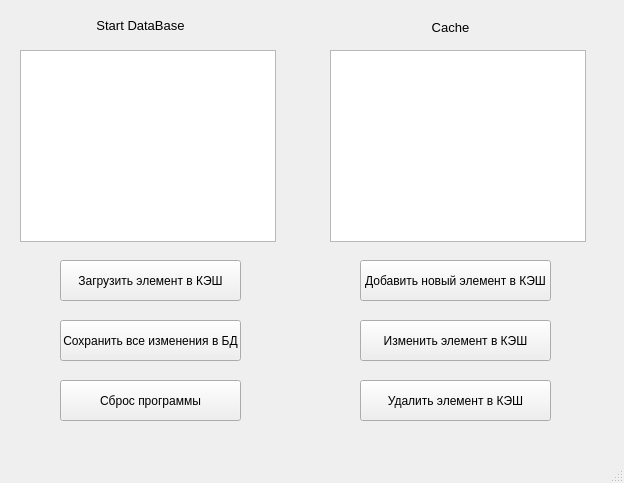
Before: the Qt Designer form Documents/DataBase/mainwindow.ui in KAIFOLOV/DataBaseTree, drawn with Qt 5.
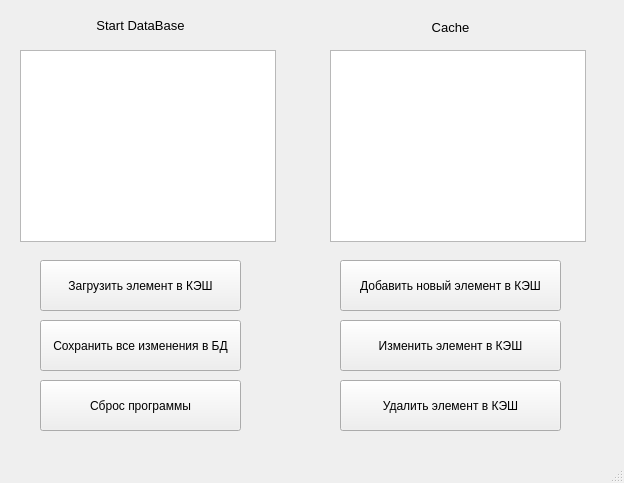
After: the same form once the commit is applied.

Diff of the .ui file:
```diff
--- a/Documents/DataBase/mainwindow.ui
+++ b/Documents/DataBase/mainwindow.ui
@@ -27,10 +27,10 @@
    <widget class="QPushButton" name="addButton">
     <property name="geometry">
      <rect>
-      <x>360</x>
+      <x>340</x>
       <y>260</y>
-      <width>191</width>
-      <height>41</height>
+      <width>221</width>
+      <height>51</height>
      </rect>
     </property>
     <property name="text">
@@ -40,10 +40,10 @@
    <widget class="QPushButton" name="cacheAddButton">
     <property name="geometry">
      <rect>
-      <x>60</x>
+      <x>40</x>
       <y>260</y>
-      <width>181</width>
-      <height>41</height>
+      <width>201</width>
+      <height>51</height>
      </rect>
     </property>
     <property name="text">
@@ -95,10 +95,10 @@
    <widget class="QPushButton" name="cacheUpdateButton">
     <property name="geometry">
      <rect>
-      <x>360</x>
+      <x>340</x>
       <y>320</y>
-      <width>191</width>
-      <height>41</height>
+      <width>221</width>
+      <height>51</height>
      </rect>
     </property>
     <property name="text">
@@ -108,10 +108,10 @@
    <widget class="QPushButton" name="cacheDeleteButton">
     <property name="geometry">
      <rect>
-      <x>360</x>
+      <x>340</x>
       <y>380</y>
-      <width>191</width>
-      <height>41</height>
+      <width>221</width>
+      <height>51</height>
      </rect>
     </property>
     <property name="text">
@@ -121,10 +121,10 @@
    <widget class="QPushButton" name="applyAllChangesButton">
     <property name="geometry">
      <rect>
-      <x>60</x>
+      <x>40</x>
       <y>320</y>
-      <width>181</width>
-      <height>41</height>
+      <width>201</width>
+      <height>51</height>
      </rect>
     </property>
     <property name="text">
@@ -134,10 +134,10 @@
    <widget class="QPushButton" name="refreshButton">
     <property name="geometry">
      <rect>
-      <x>60</x>
+      <x>40</x>
       <y>380</y>
-      <width>181</width>
-      <height>41</height>
+      <width>201</width>
+      <height>51</height>
      </rect>
     </property>
     <property name="text">
```
